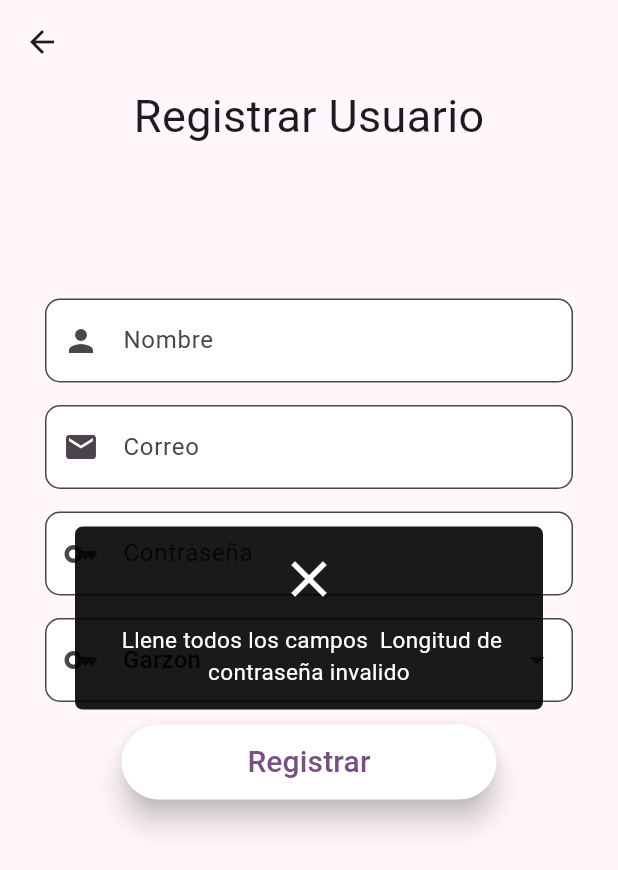
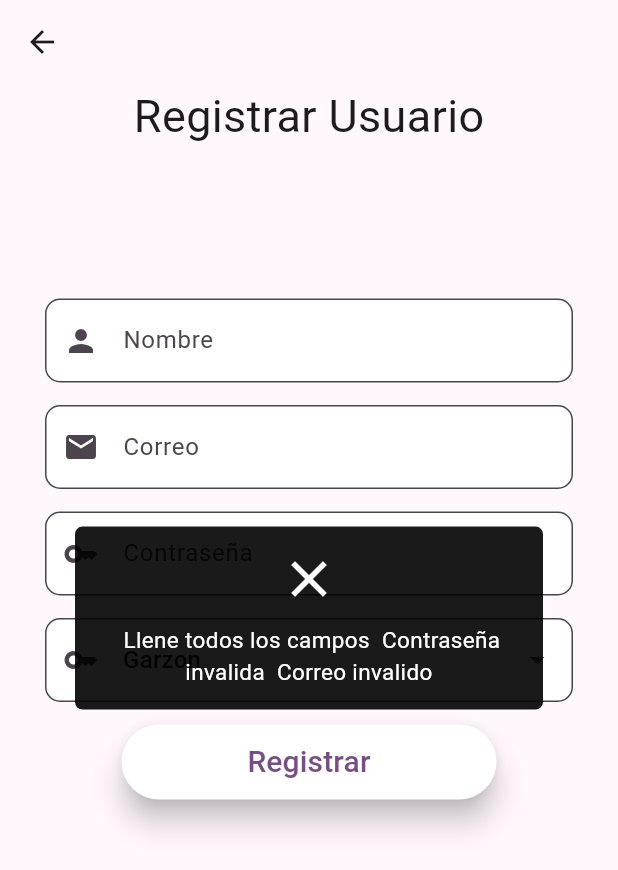
Before and after one commit to endors-toi/grupaso-pedidos, a Flutter app: the RegistrarUsuarioPage screen opened directly, after a tap on "Registrar", on a phone screen of 412 x 824 dp. Shown: the top 870 px of the screen. Run offline on Flutter 3.47's test engine with Material 3 defaults, Android fonts, the phone set to English and light mode, and no system bars; our stand-ins replace cloud_firestore, firebase_core, flutter_easyloading, flutter_feather_icons, material_design_icons_flutter; accounts and stored records are empty.

Commit message:
GP-3
TERMINADO :333

```diff
--- a/lib/pages/administrador/registrar_usuario_page.dart
+++ b/lib/pages/administrador/registrar_usuario_page.dart
@@ -16,6 +16,8 @@ class _RegistrarUsuarioPageState extends State<RegistrarUsuarioPage> {
   String msgError = '';
   bool error = false;
   List<Usuario> Usuarios = [];
+  final emailCheck = RegExp(r"^[\w-\.]+@([\w-]+\.)+[\w-]{2,4}$");
+  final contraCheck = RegExp(r"^(?=.*[a-z])(?=.*[A-Z])(?=.*\d)[a-zA-Z\d]{9,}$");
 
   @override
   Widget build(BuildContext context) {
@@ -128,17 +130,21 @@ class _RegistrarUsuarioPageState extends State<RegistrarUsuarioPage> {
                             error = true;
                           }
 
-                          if (contrasena.text.length < 9) {
-                            msgError =
-                                msgError + " Longitud de contraseña invalido ";
-                            error = true;
-                          }
-
                           for (Usuario userantiwo in Usuarios) {
                             if (userantiwo._correo == correo.text) {
                               msgError = msgError + " Cuenta ya creada ";
                               error = true;
                             }
+                          }
+
+                          if (!contraCheck.hasMatch(contrasena.text)) {
+                            msgError = msgError + " Contraseña invalida ";
+                            error = true;
+                          }
+
+                          if (!emailCheck.hasMatch(correo.text)) {
+                            msgError = msgError + " Correo invalido ";
+                            error = true;
                           }
 
                           if (error == false) {
```
